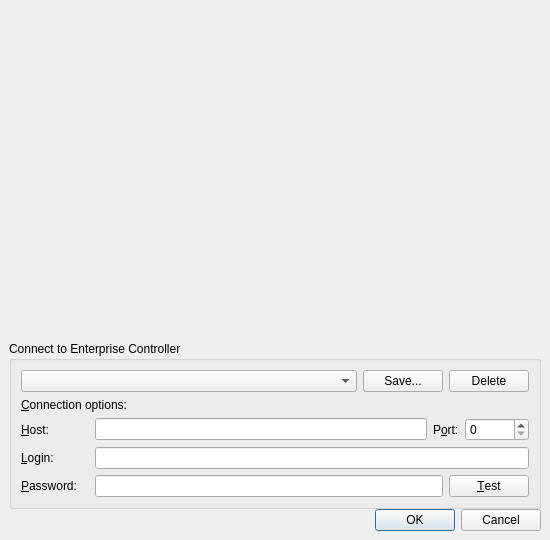
Qt form client/src/ui/dialogs/login_dialog.ui (networkoptix/nx_open) before a commit.
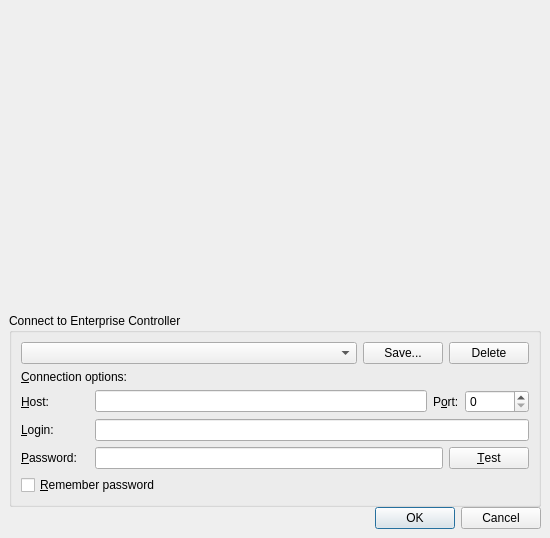
The same form after that commit.

Commit message:
"Remember Password" option in login dialog
<==== Mercurial data ====>
Branch: master

The edit to the form file:
```diff
--- a/client/src/ui/dialogs/login_dialog.ui
+++ b/client/src/ui/dialogs/login_dialog.ui
@@ -7,7 +7,7 @@
     <x>0</x>
     <y>0</y>
     <width>550</width>
-    <height>540</height>
+    <height>538</height>
    </rect>
   </property>
   <property name="windowTitle">
@@ -55,7 +55,7 @@
        <property name="title">
         <string>Connect to Enterprise Controller</string>
        </property>
-       <layout class="QVBoxLayout" name="verticalLayout_3" stretch="0,0,0,0,0">
+       <layout class="QVBoxLayout" name="verticalLayout_3" stretch="0,0,0,0,0,0">
         <item>
          <layout class="QHBoxLayout" name="horizontalLayout_4">
           <item>
@@ -282,6 +282,16 @@
           </item>
          </layout>
         </item>
+        <item>
+         <widget class="QCheckBox" name="rememberPasswordCheckBox">
+          <property name="text">
+           <string>&amp;Remember password</string>
+          </property>
+          <property name="checked">
+           <bool>false</bool>
+          </property>
+         </widget>
+        </item>
        </layout>
       </widget>
      </item>
```
Left out of the diff: 4 changed lines with no effect on the pictures. The commit also changes 9 other files.
